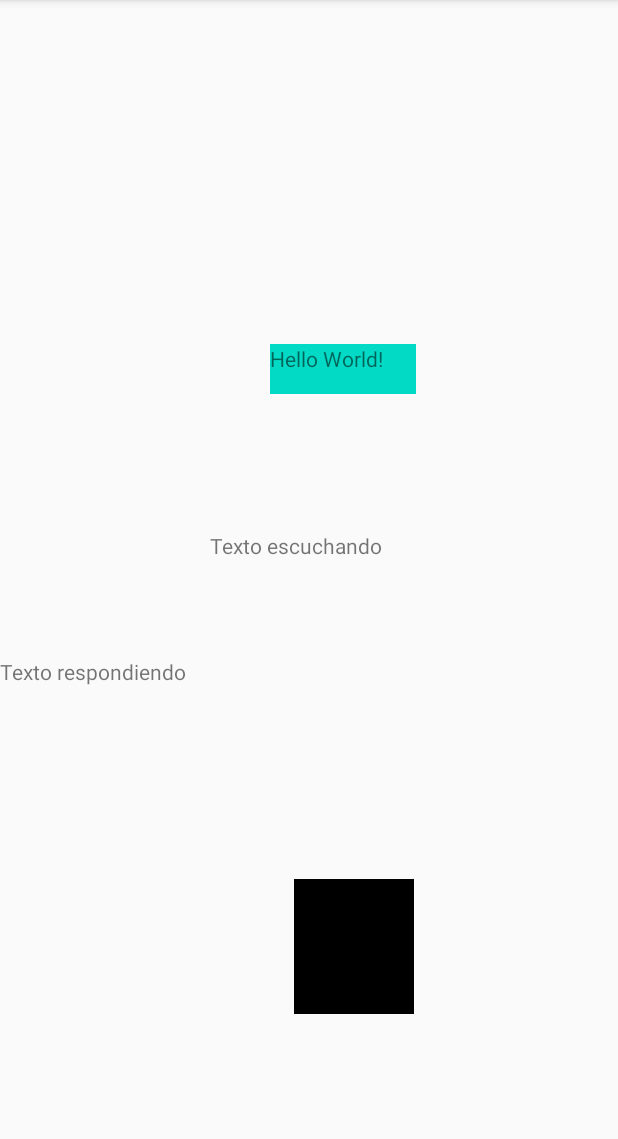
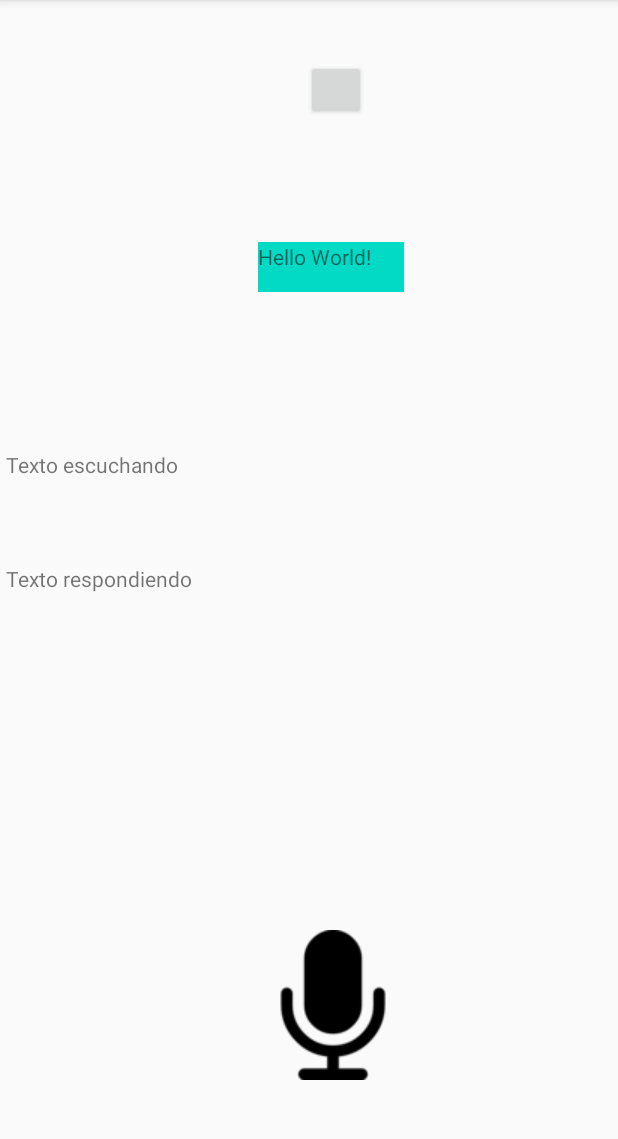
Before and after one commit to olverarce01/Proyecto2, an Android app: the screen it shows after launch (MainActivity), on a phone screen of 412 x 824 dp, the part 84-1223 px from its top. Run offline under Robolectric (Android 15) with nearby library versions, the phone set to English and light mode, and no system bars; our stand-ins replace Firebase (no records; nobody signed in at launch, a user with empty details on screens opened directly).

```diff
--- a/app/src/main/res/layout/activity_main.xml
+++ b/app/src/main/res/layout/activity_main.xml
@@ -6,48 +6,58 @@
     android:layout_height="match_parent"
     tools:context=".MainActivity">
 
+    <Button
+        android:id="@+id/button1"
+        android:layout_width="40dp"
+        android:layout_height="40dp"
+        android:layout_marginStart="204dp"
+        android:layout_marginTop="40dp"
+        app:layout_constraintStart_toStartOf="parent"
+        app:layout_constraintTop_toTopOf="parent" />
+
     <TextView
         android:id="@+id/text1"
         android:layout_width="97dp"
         android:layout_height="33dp"
-        android:layout_marginStart="180dp"
-        android:layout_marginTop="44dp"
+        android:layout_marginStart="172dp"
         android:background="@color/teal_200"
         android:text="Hello World!"
         app:layout_constraintBottom_toTopOf="@+id/tvEscuchando"
         app:layout_constraintStart_toStartOf="parent"
-        app:layout_constraintTop_toTopOf="parent"
-        app:layout_constraintVertical_bias="0.669" />
+        app:layout_constraintTop_toBottomOf="@+id/button1"
+        app:layout_constraintVertical_bias="0.437" />
 
     <TextView
         android:id="@+id/tvEscuchando"
-        android:layout_width="200dp"
+        android:layout_width="match_parent"
         android:layout_height="40dp"
-        android:layout_marginStart="140dp"
-        android:layout_marginBottom="44dp"
+        android:layout_marginStart="4dp"
+        android:layout_marginBottom="36dp"
         android:text="Texto escuchando"
         app:layout_constraintBottom_toTopOf="@+id/tvRespondiendo"
         app:layout_constraintStart_toStartOf="parent" />
 
     <TextView
         android:id="@+id/tvRespondiendo"
-        android:layout_width="200dp"
-        android:layout_height="40dp"
-        android:layout_marginBottom="108dp"
+        android:layout_width="match_parent"
+        android:layout_height="164dp"
+        android:layout_marginStart="4dp"
+        android:layout_marginBottom="80dp"
         android:text="Texto respondiendo"
         app:layout_constraintBottom_toTopOf="@+id/imageView2"
-        tools:layout_editor_absoluteX="140dp" />
+        app:layout_constraintStart_toStartOf="parent" />
 
     <ImageView
         android:id="@+id/imageView2"
-        android:layout_width="80dp"
-        android:layout_height="90dp"
+        android:layout_width="wrap_content"
+        android:layout_height="wrap_content"
+        android:src="@drawable/micr"
         android:layout_alignParentBottom="true"
         android:layout_centerHorizontal="true"
-        android:layout_marginStart="196dp"
-        android:layout_marginBottom="92dp"
+        android:layout_marginStart="172dp"
+        android:layout_marginBottom="48dp"
         android:onClick="hablar"
         app:layout_constraintBottom_toBottomOf="parent"
         app:layout_constraintStart_toStartOf="parent"
-        app:srcCompat="@color/black" />
+        tools:ignore="SpeakableTextPresentCheck" />
 </androidx.constraintlayout.widget.ConstraintLayout>
```
Also changed, not shown: app/src/main/java/com/example/proyecto2/MainActivity.java (+91 -8 lines), app/src/main/res/drawable-v24/micr.png (added), app/src/main/res/drawable/micr.png (added).
